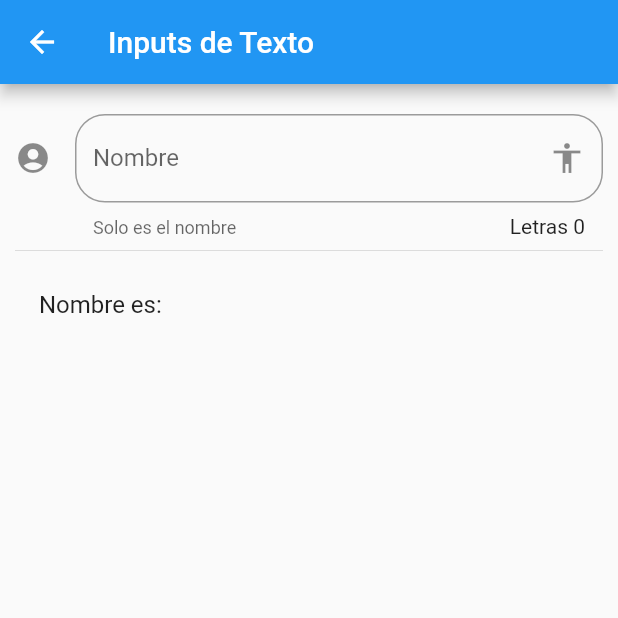
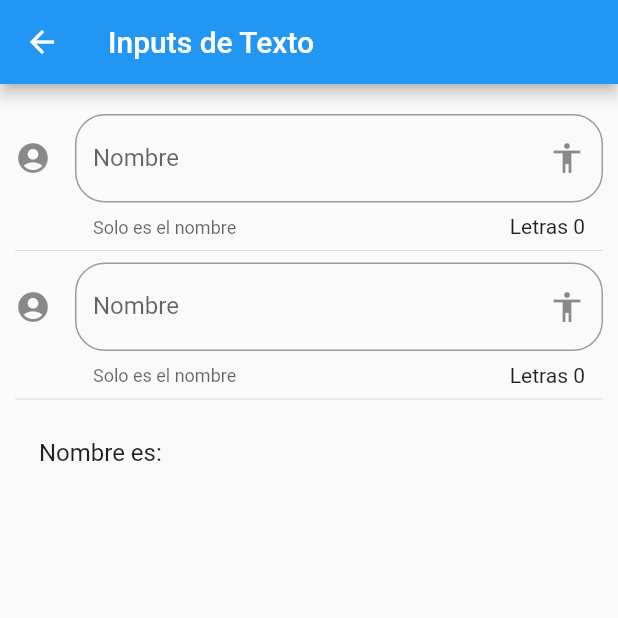
Before and after one commit to elalo4171/Curso_Flutter, a Flutter app: the InputPage screen opened by its route, on a phone screen of 412 x 824 dp, the top half of it. Run offline on Flutter 3.47's test engine with Material 2 defaults, Android fonts, the phone set to English and light mode, and no system bars.

Commit message:
New Laptop

```diff
--- a/lib/src/pages/card_page.dart
+++ b/lib/src/pages/card_page.dart
@@ -93,6 +93,7 @@ class CardPage extends StatelessWidget {
                  ]
                 ),
                 child: ClipRRect(
+
                   borderRadius: BorderRadius.circular(30.0),
                  child: card,),
               );
--- a/lib/src/pages/input_page.dart
+++ b/lib/src/pages/input_page.dart
@@ -21,6 +21,8 @@ String _nombre="";
            padding: EdgeInsets.symmetric(horizontal: 10.0, vertical: 20.0),
           children: <Widget>[
             _crearInput(),
+            Divider(),
+            _crearEmail(),
             Divider(),
             _crearPersona(),
 
@@ -63,4 +65,29 @@ String _nombre="";
     );
 
   }
+
+  Widget _crearEmail() {
+    return TextField(
+      textCapitalization: TextCapitalization.sentences,
+      decoration: InputDecoration(
+        border: OutlineInputBorder(
+          borderRadius: BorderRadius.circular(20.0)
+        ),
+        counter: Text("Letras ${_nombre.length}"),
+        hintText: "Nombre de la persona",
+        labelText: "Nombre",
+        helperText: "Solo es el nombre",
+        suffixIcon: Icon(Icons.accessibility),
+        icon: Icon(Icons.account_circle),
+
+      ),
+      onChanged: (valor){
+        _nombre=valor;
+        setState(() {
+
+        });
+        print(_nombre);
+      },
+    );
+  }
 }
```
Also changed, not shown: 1 other file.
